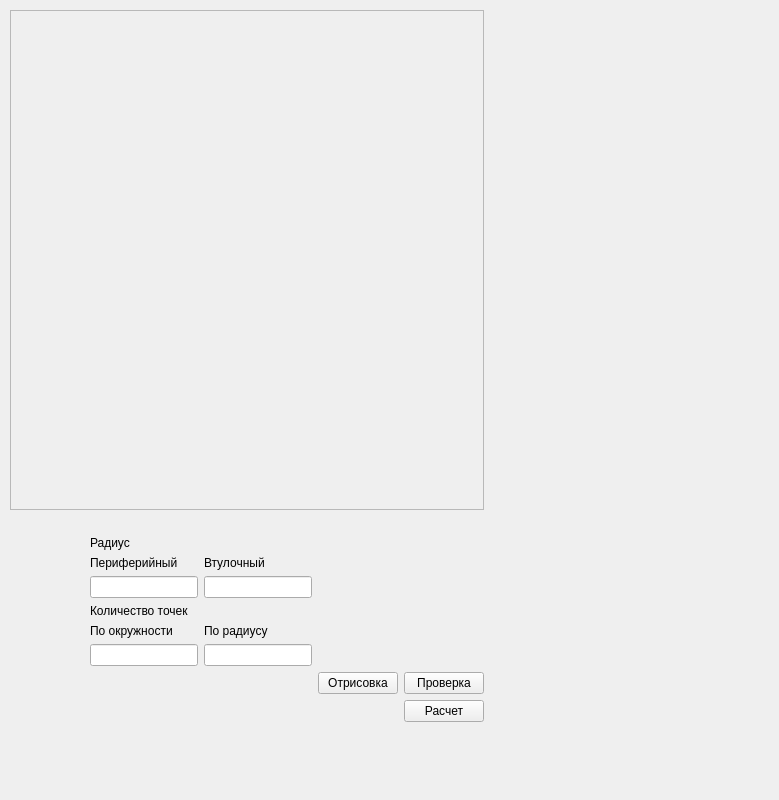
Qt form ui/simple_window.ui (borodarussia/defineParameterFieldAfterFluent) before a commit.
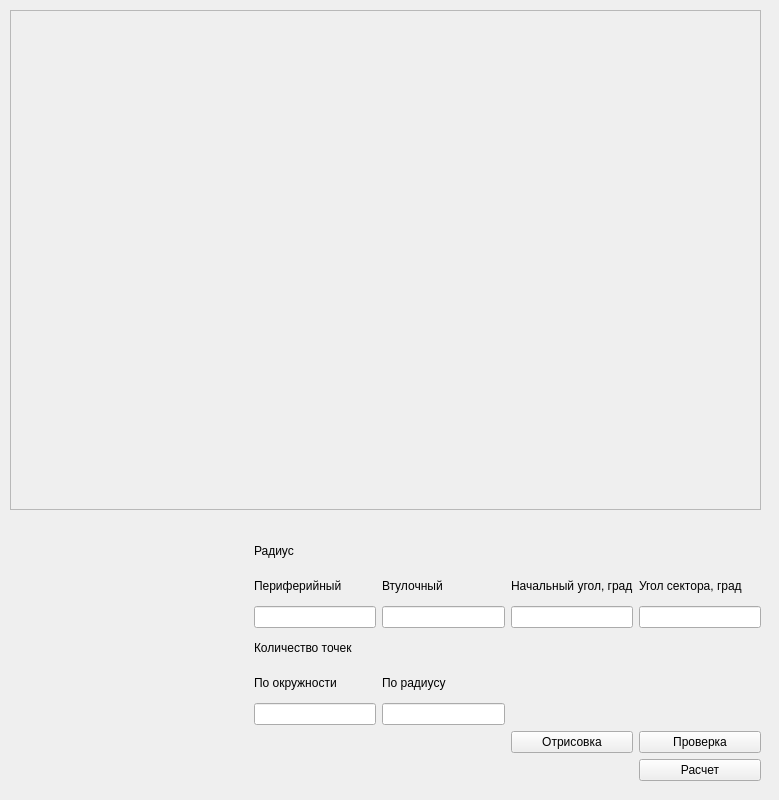
The same form after that commit.

What changed in the file:
```diff
--- a/ui/simple_window.ui
+++ b/ui/simple_window.ui
@@ -30,13 +30,13 @@
     <rect>
      <x>10</x>
      <y>10</y>
-     <width>761</width>
-     <height>781</height>
+     <width>751</width>
+     <height>771</height>
     </rect>
    </property>
    <layout class="QGridLayout" name="gridLayout" rowstretch="0,0">
     <property name="sizeConstraint">
-     <enum>QLayout::SetFixedSize</enum>
+     <enum>QLayout::SetMinAndMaxSize</enum>
     </property>
     <item row="1" column="0">
      <layout class="QGridLayout" name="gridLayout_2">
@@ -193,6 +193,26 @@
         </property>
        </spacer>
       </item>
+      <item row="2" column="4">
+       <widget class="QLabel" name="label">
+        <property name="text">
+         <string>Начальный угол, град</string>
+        </property>
+       </widget>
+      </item>
+      <item row="2" column="5">
+       <widget class="QLabel" name="label_2">
+        <property name="text">
+         <string>Угол сектора, град</string>
+        </property>
+       </widget>
+      </item>
+      <item row="3" column="4">
+       <widget class="QLineEdit" name="startAngle"/>
+      </item>
+      <item row="3" column="5">
+       <widget class="QLineEdit" name="sectorAngle"/>
+      </item>
      </layout>
     </item>
     <item row="0" column="0">
```
